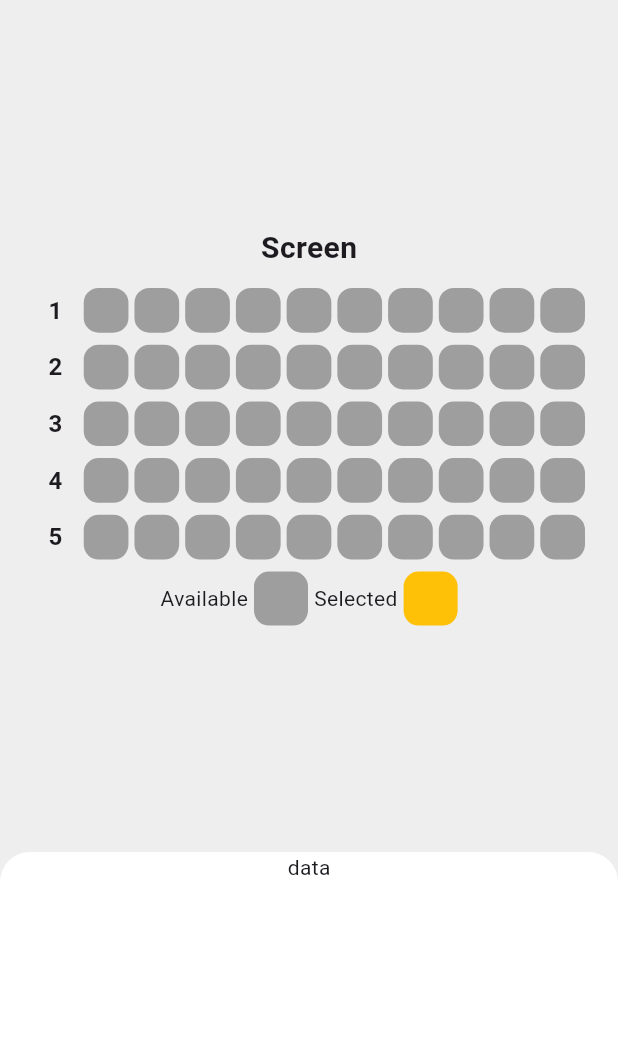
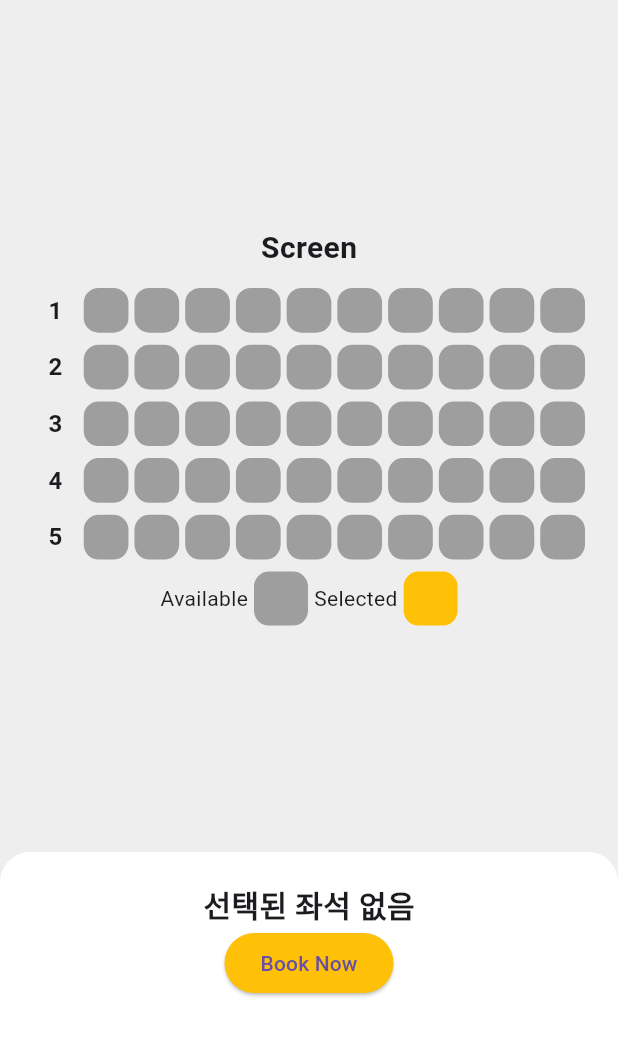
Before and after one commit to hippieperm/flutter_seat_app, a Flutter app: the screen it shows after launch, on a phone screen of 412 x 824 dp, the part 84-1141 px from its top. Run offline on Flutter 3.47's test engine with Material 3 defaults, Android fonts, the phone set to English and light mode, and no system bars.

Commit message:
SeatBottom 위젯 수정: 선택된 좌석이 없을 때 메시지 추가 및 'Book Now' 버튼 추가로 UI 개선

```diff
--- a/lib/seat_bottom.dart
+++ b/lib/seat_bottom.dart
@@ -14,7 +14,21 @@ class SeatBottom extends StatelessWidget {
       ),
       child: Column(
         children: [
-          Text('data'),
+          SizedBox(height: 20),
+          Text(
+            '선택된 좌석 없음',
+            style: TextStyle(
+              fontSize: 20,
+              fontWeight: FontWeight.bold,
+            ),
+          ),
+          ElevatedButton(
+            onPressed: () {},
+            child: Text('Book Now'),
+            style: ElevatedButton.styleFrom(
+              backgroundColor: Colors.amber,
+            ),
+          )
         ],
       ),
     );
```
